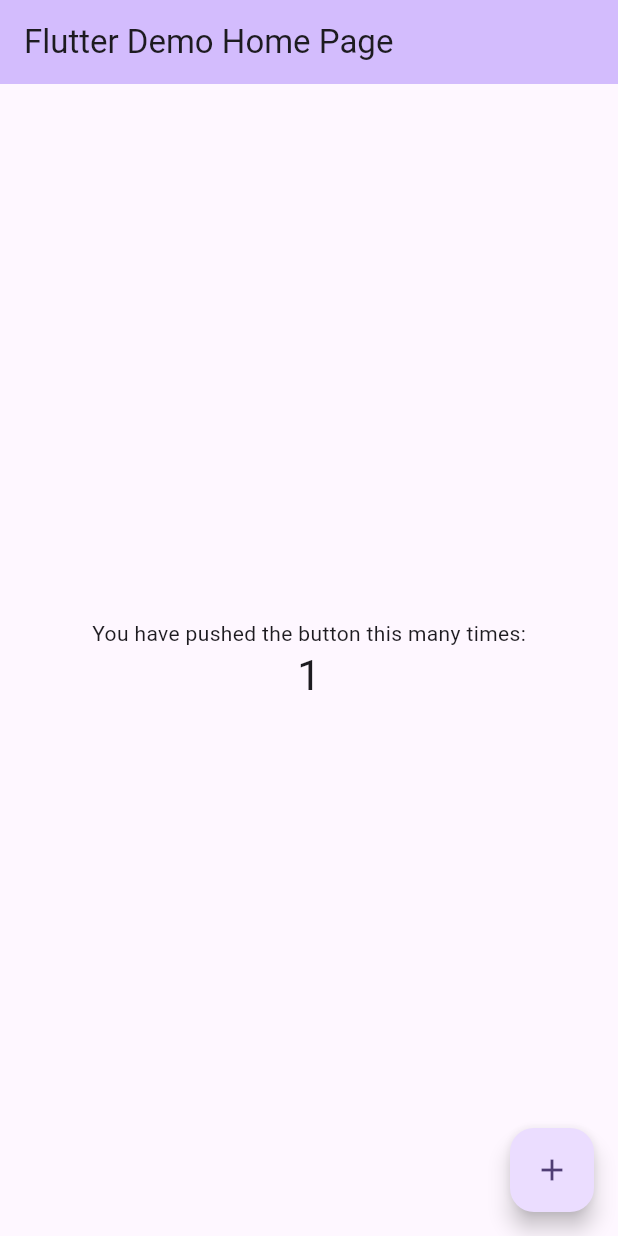
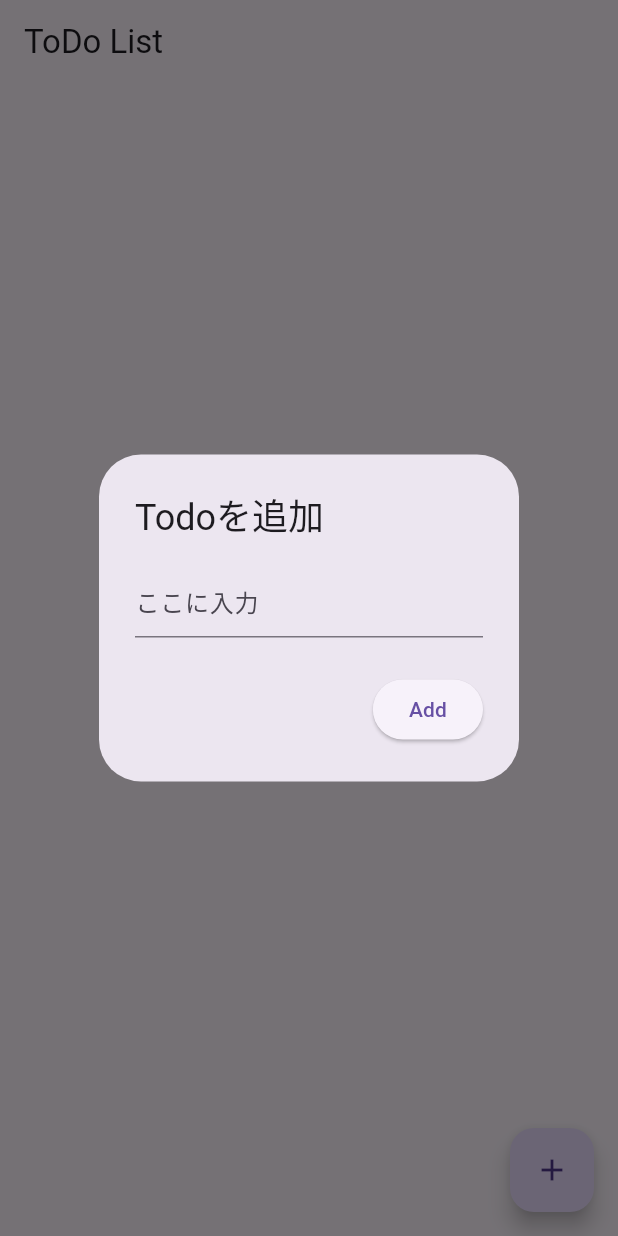
Before and after one commit to YOSHITOMO7777/todoApp-FFF, a Flutter app: the screen it shows after launch, after a tap on the "add" icon, on a phone screen of 412 x 824 dp. Run offline on Flutter 3.47's test engine with Material 3 defaults, Android fonts, the phone set to English and light mode, and no system bars.

Commit message:
add basic todo

```diff
--- a/lib/main.dart
+++ b/lib/main.dart
@@ -1,4 +1,5 @@
 import 'package:flutter/material.dart';
+import 'package:todo_app/view/todo_list_page.dart';
 
 void main() {
   runApp(const MyApp());
@@ -11,115 +12,12 @@ class MyApp extends StatelessWidget {
   @override
   Widget build(BuildContext context) {
     return MaterialApp(
+      debugShowCheckedModeBanner: false,
       title: 'Flutter Demo',
       theme: ThemeData(
-        // This is the theme of your application.
-        //
-        // TRY THIS: Try running your application with "flutter run". You'll see
-        // the application has a blue toolbar. Then, without quitting the app,
-        // try changing the seedColor in the colorScheme below to Colors.green
-        // and then invoke "hot reload" (save your changes or press the "hot
-        // reload" button in a Flutter-supported IDE, or press "r" if you used
-        // the command line to start the app).
-        //
-        // Notice that the counter didn't reset back to zero; the application
-        // state is not lost during the reload. To reset the state, use hot
-        // restart instead.
-        //
-        // This works for code too, not just values: Most code changes can be
-        // tested with just a hot reload.
-        colorScheme: ColorScheme.fromSeed(seedColor: Colors.deepPurple),
-        useMaterial3: true,
+        primarySwatch: Colors.blue,
       ),
-      home: const MyHomePage(title: 'Flutter Demo Home Page'),
+      home: const ToDoList(),
     );
   }
 }
-
-class MyHomePage extends StatefulWidget {
-  const MyHomePage({super.key, required this.title});
-
-  // This widget is the home page of your application. It is stateful, meaning
-  // that it has a State object (defined below) that contains fields that affect
-  // how it looks.
-
-  // This class is the configuration for the state. It holds the values (in this
-  // case the title) provided by the parent (in this case the App widget) and
-  // used by the build method of the State. Fields in a Widget subclass are
-  // always marked "final".
-
-  final String title;
-
-  @override
-  State<MyHomePage> createState() => _MyHomePageState();
-}
-
-class _MyHomePageState extends State<MyHomePage> {
-  int _counter = 0;
-
-  void _incrementCounter() {
-    setState(() {
-      // This call to setState tells the Flutter framework that something has
-      // changed in this State, which causes it to rerun the build method below
-      // so that the display can reflect the updated values. If we changed
-      // _counter without calling setState(), then the build method would not be
-      // called again, and so nothing would appear to happen.
-      _counter++;
-    });
-  }
-
-  @override
-  Widget build(BuildContext context) {
-    // This method is rerun every time setState is called, for instance as done
-    // by the _incrementCounter method above.
-    //
-    // The Flutter framework has been optimized to make rerunning build methods
-    // fast, so that you can just rebuild anything that needs updating rather
-    // than having to individually change instances of widgets.
-    return Scaffold(
-      appBar: AppBar(
-        // TRY THIS: Try changing the color here to a specific color (to
-        // Colors.amber, perhaps?) and trigger a hot reload to see the AppBar
-        // change color while the other colors stay the same.
-        backgroundColor: Theme.of(context).colorScheme.inversePrimary,
-        // Here we take the value from the MyHomePage object that was created by
-        // the App.build method, and use it to set our appbar title.
-        title: Text(widget.title),
-      ),
-      body: Center(
-        // Center is a layout widget. It takes a single child and positions it
-        // in the middle of the parent.
-        child: Column(
-          // Column is also a layout widget. It takes a list of children and
-          // arranges them vertically. By default, it sizes itself to fit its
-          // children horizontally, and tries to be as tall as its parent.
-          //
-          // Column has various properties to control how it sizes itself and
-          // how it positions its children. Here we use mainAxisAlignment to
-          // center the children vertically; the main axis here is the vertical
-          // axis because Columns are vertical (the cross axis would be
-          // horizontal).
-          //
-          // TRY THIS: Invoke "debug painting" (choose the "Toggle Debug Paint"
-          // action in the IDE, or press "p" in the console), to see the
-          // wireframe for each widget.
-          mainAxisAlignment: MainAxisAlignment.center,
-          children: <Widget>[
-            const Text(
-              'You have pushed the button this many times:',
-            ),
-            Text(
-              '$_counter',
-              style: Theme.of(context).textTheme.headlineMedium,
-            ),
-          ],
-        ),
-      ),
-      floatingActionButton: FloatingActionButton(
-        onPressed: _incrementCounter,
-        tooltip: 'Increment',
-        child: const Icon(Icons.add),
-      ), // This trailing comma makes auto-formatting nicer for build methods.
-    );
-  }
-}
--- /dev/null
+++ b/lib/view/todo_list_page.dart
@@ -0,0 +1,84 @@
+import 'package:flutter/material.dart';
+
+class ToDoList extends StatefulWidget {
+  const ToDoList({super.key});
+
+  @override
+  _ToDoListState createState() => _ToDoListState();
+}
+
+class _ToDoListState extends State<ToDoList> {
+  final List<String> _todoList = [];
+  final TextEditingController _textFieldController = TextEditingController();
+
+  void _addToDoItem(String task) {
+    setState(() {
+      _todoList.add(task);
+    });
+    _textFieldController.clear();
+  }
+
+  void _removeToDoItem(String task) {
+    setState(() {
+      _todoList.remove(task);
+    });
+  }
+
+  Widget _buildToDoList() {
+    return ListView.builder(
+      itemCount: _todoList.length,
+      itemBuilder: (context, index) {
+        return _buildToDoItem(_todoList[index]);
+      },
+    );
+  }
+
+  Widget _buildToDoItem(String title) {
+    return ListTile(
+      title: Text(title),
+      trailing: IconButton(
+        icon: const Icon(Icons.delete),
+        onPressed: () => _removeToDoItem(title),
+      ),
+    );
+  }
+
+  Future<void> _displayDialog(BuildContext context) async {
+    showDialog<AlertDialog>(
+      context: context,
+      builder: (BuildContext context) {
+        return AlertDialog(
+          title: const Text('Todoを追加'),
+          content: TextField(
+            controller: _textFieldController,
+            decoration: const InputDecoration(hintText: 'ここに入力'),
+          ),
+          actions: <Widget>[
+            ElevatedButton(
+              child: const Text('Add'),
+              onPressed: () {
+                _addToDoItem(_textFieldController.text);
+                Navigator.of(context).pop();
+              },
+            ),
+          ],
+        );
+      },
+    );
+  }
+
+  @override
+  Widget build(BuildContext context) {
+    return Scaffold(
+      appBar: AppBar(
+        title: const Text('ToDo List'),
+      ),
+      body: _buildToDoList(),
+      floatingActionButton: FloatingActionButton(
+        onPressed: () => _displayDialog(context),
+        tooltip: 'Add Item',
+        child: const Icon(Icons.add),
+      ),
+    );
+  }
+}
```
